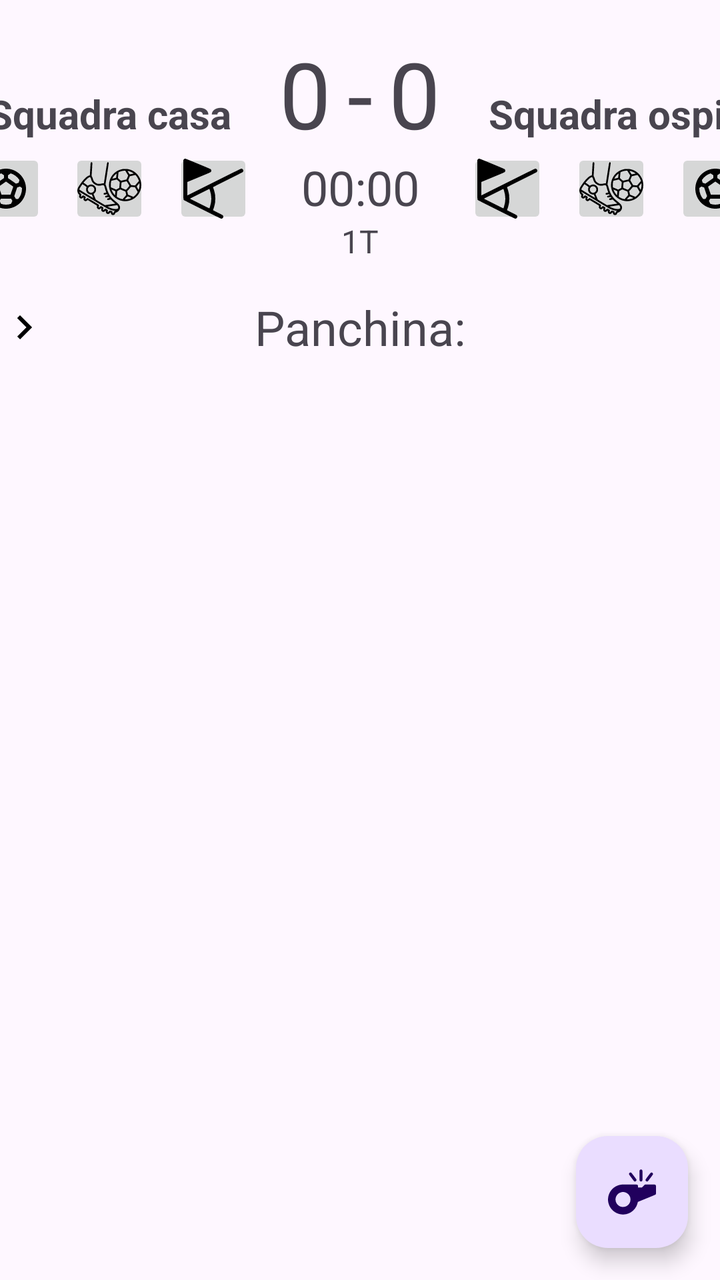
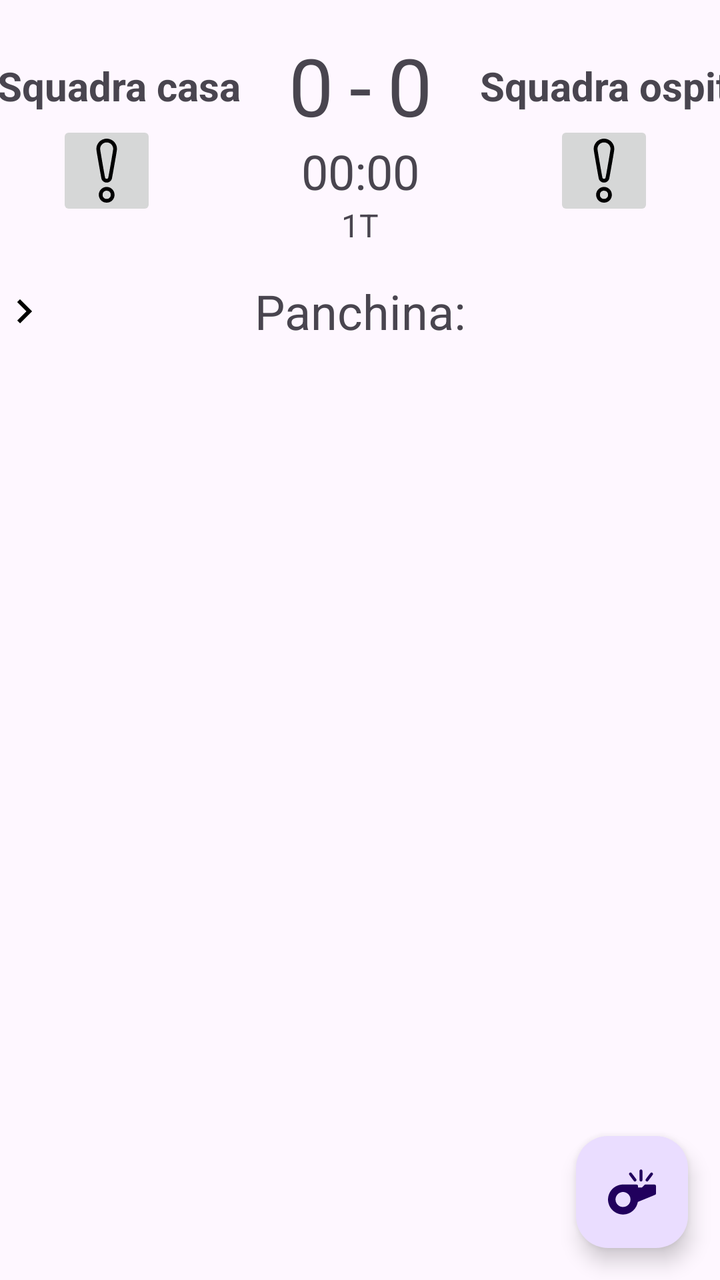

An Android layout rendered at two revisions. The XML below is the earlier revision; the diff shows what the commit changed to produce the second picture.
<!-- AndroidManifest.xml: application theme Theme.YouCoach -->
<!-- res/layout/activity_live.xml -->
<?xml version="1.0" encoding="utf-8"?>
<FrameLayout android:id="@+id/containerAnimazione"
    android:layout_width="match_parent"
    android:layout_height="match_parent"
    xmlns:android="http://schemas.android.com/apk/res/android"
    xmlns:app="http://schemas.android.com/apk/res-auto">

    


    <androidx.drawerlayout.widget.DrawerLayout
        android:id="@+id/drawer_layout"
        android:layout_width="match_parent"
        android:layout_height="match_parent" >
    
    
        <androidx.constraintlayout.widget.ConstraintLayout
            android:layout_width="match_parent"
            android:layout_height="match_parent" >
    
            <TextView
                android:id="@+id/squadra_casa_text"
                android:layout_width="wrap_content"
                android:layout_height="wrap_content"
                android:text="Squadra casa"
                android:textSize="20sp"
                app:layout_constraintEnd_toStartOf="@+id/risultato_casa"
                app:layout_constraintTop_toTopOf="parent"
                android:textStyle="bold"
                app:layout_constraintBaseline_toBaselineOf="@id/trattino"
                android:layout_marginEnd="24dp"/>
    
            <TextView
                android:id="@+id/risultato_casa"
                android:layout_width="wrap_content"
                android:layout_height="wrap_content"
                android:text="0"
                android:textSize="46sp"
                app:layout_constraintEnd_toStartOf="@id/trattino"
                app:layout_constraintTop_toTopOf="parent"
                android:layout_marginTop="16dp"
                android:layout_marginStart="16dp"
                android:layout_marginEnd="8dp"/>
    
            <TextView
                android:id="@+id/trattino"
                android:layout_width="wrap_content"
                android:layout_height="wrap_content"
                android:text="-"
                android:textSize="46sp"
                app:layout_constraintStart_toStartOf="parent"
                app:layout_constraintEnd_toEndOf="parent"
                app:layout_constraintTop_toTopOf="parent"
                android:layout_marginTop="16dp"/>
    
            <TextView
                android:id="@+id/risultato_trasferta"
                android:layout_width="wrap_content"
                android:layout_height="wrap_content"
                android:text="0"
                android:textSize="46sp"
                android:layout_marginStart="8dp"
                app:layout_constraintStart_toEndOf="@+id/trattino"
                app:layout_constraintTop_toTopOf="parent"
                android:layout_marginTop="16dp"/>
    
            <TextView
                android:id="@+id/squadra_ospite_text"
                android:layout_width="wrap_content"
                android:layout_height="wrap_content"
                android:text="Squadra ospite"
                android:textSize="20sp"
                android:layout_marginStart="24dp"
                app:layout_constraintTop_toTopOf="parent"
                app:layout_constraintStart_toEndOf="@+id/risultato_trasferta"
                android:textStyle="bold"
                app:layout_constraintBaseline_toBaselineOf="@+id/trattino"/>
    
            <TextView
                android:id="@+id/minutaggio"
                android:layout_width="wrap_content"
                android:layout_height="wrap_content"
                android:text="00:00"
                android:textSize="24sp"
                app:layout_constraintEnd_toEndOf="parent"
                app:layout_constraintStart_toStartOf="parent"
                app:layout_constraintTop_toBottomOf="@+id/trattino" />
    
            <ImageButton
                android:id="@+id/btn_corner_casa"
                android:layout_width="40dp"
                android:layout_height="40dp"
                android:layout_marginEnd="24dp"
                android:layout_marginTop="4dp"
                android:src="@drawable/corner"
                app:layout_constraintEnd_toStartOf="@+id/minutaggio"
                app:layout_constraintTop_toBottomOf="@id/squadra_casa_text" />
    
            <ImageButton
                android:id="@+id/btn_corner_ospite"
                android:layout_width="40dp"
                android:layout_height="40dp"
                android:layout_marginStart="24dp"
                android:layout_marginTop="4dp"
                android:src="@drawable/corner"
                app:layout_constraintStart_toEndOf="@+id/minutaggio"
                app:layout_constraintTop_toBottomOf="@id/squadra_ospite_text" />
    
            <ImageButton
                android:id="@+id/btn_tiri_ospite"
                android:layout_width="40dp"
                android:layout_height="40dp"
                android:layout_marginStart="12dp"
                android:layout_marginTop="4dp"
                android:src="@drawable/tiro"
                app:layout_constraintStart_toEndOf="@+id/btn_corner_ospite"
                app:layout_constraintTop_toBottomOf="@id/squadra_ospite_text" />
    
            <ImageButton
                android:id="@+id/btn_tiri_casa"
                android:layout_width="40dp"
                android:layout_height="40dp"
                android:layout_marginEnd="12dp"
                android:layout_marginTop="4dp"
                android:src="@drawable/tiro"
                app:layout_constraintEnd_toStartOf="@+id/btn_corner_casa"
                app:layout_constraintTop_toBottomOf="@id/squadra_casa_text" />
    
            <ImageButton
                android:id="@+id/btn_gol_ospite"
                android:layout_width="40dp"
                android:layout_height="40dp"
                android:layout_marginStart="12dp"
                android:layout_marginTop="4dp"
                android:src="@drawable/pallone"
                app:layout_constraintStart_toEndOf="@+id/btn_tiri_ospite"
                app:layout_constraintTop_toBottomOf="@id/squadra_ospite_text" />
    
            <ImageButton
                android:id="@+id/btn_gol_casa"
                android:layout_width="40dp"
                android:layout_height="40dp"
                android:layout_marginEnd="12dp"
                android:layout_marginTop="4dp"
                android:src="@drawable/pallone"
                app:layout_constraintEnd_toStartOf="@+id/btn_tiri_casa"
                app:layout_constraintTop_toBottomOf="@id/squadra_casa_text" />
    
            <TextView
                android:id="@+id/tempo_di_gioco"
                android:layout_width="wrap_content"
                android:layout_height="wrap_content"
                android:text="1T"
                android:textSize="16sp"
                app:layout_constraintTop_toBottomOf="@+id/minutaggio"
                app:layout_constraintStart_toStartOf="parent"
                app:layout_constraintEnd_toEndOf="parent" />
    
            
            <androidx.recyclerview.widget.RecyclerView
                android:id="@+id/recyclerFormazione"
                android:layout_width="match_parent"
                android:layout_height="wrap_content"
                android:background="@color/giorno_selezionato"
                app:layout_constraintTop_toBottomOf="@+id/tempo_di_gioco"
                app:layout_constraintStart_toStartOf="parent"/>
    
    
            <TextView
                android:id="@+id/textPanchina"
                android:layout_width="wrap_content"
                android:layout_height="wrap_content"
                android:text="Panchina:"
                android:textSize="24dp"
                android:layout_marginTop="16dp"
                app:layout_constraintStart_toStartOf="parent"
                app:layout_constraintEnd_toEndOf="parent"
                app:layout_constraintTop_toBottomOf="@+id/recyclerFormazione" />
    
            <androidx.recyclerview.widget.RecyclerView
                android:layout_marginTop="16dp"
                android:id="@+id/recyclerPanchina"
                android:layout_width="match_parent"
                android:layout_height="wrap_content"
                app:layout_constraintTop_toBottomOf="@+id/textPanchina"
                app:layout_constraintStart_toStartOf="parent"/>
    
            <com.google.android.material.floatingactionbutton.FloatingActionButton
                android:id="@+id/fab_start_match"
                android:layout_width="wrap_content"
                android:layout_height="wrap_content"
                android:src="@drawable/fischietto"
                android:layout_marginEnd="16dp"
                android:layout_marginBottom="16dp"
                app:layout_constraintBottom_toBottomOf="parent"
                app:layout_constraintEnd_toEndOf="parent"
                android:layout_margin="16dp" />
    
            <com.google.android.material.floatingactionbutton.FloatingActionButton
                android:id="@+id/fab_end_half"
                android:layout_width="wrap_content"
                android:layout_height="wrap_content"
                android:src="@drawable/half_time"
                android:visibility="gone"
                app:layout_constraintBottom_toTopOf="@id/fab_start_match"
                app:layout_constraintEnd_toEndOf="parent"
                android:layout_marginBottom="16dp"
                android:layout_marginEnd="16dp"/>
    
    
            <com.google.android.material.floatingactionbutton.FloatingActionButton
                android:id="@+id/fab_end_match"
                android:layout_width="wrap_content"
                android:layout_height="wrap_content"
                android:src="@drawable/end"
                android:visibility="gone"
                app:layout_constraintBottom_toBottomOf="parent"
                app:layout_constraintEnd_toStartOf="@+id/fab_start_match"
                android:layout_marginBottom="16dp"
                android:layout_marginEnd="16dp"/>
    
    
            <ImageButton
                android:id="@+id/buttonOpenDrawer"
                android:layout_width="wrap_content"
                android:layout_height="wrap_content"
                android:src="@drawable/freccia_destra"
                android:layout_alignParentRight="true"
                android:contentDescription="Apri eventi"
                app:layout_constraintStart_toStartOf="parent"
                app:layout_constraintBottom_toTopOf="@+id/recyclerPanchina"
                app:layout_constraintTop_toBottomOf="@+id/recyclerFormazione"
                android:background="?android:attr/selectableItemBackgroundBorderless" />
    
        </androidx.constraintlayout.widget.ConstraintLayout>
    
    
        <com.google.android.material.navigation.NavigationView
            android:id="@+id/sideDrawer"
            android:layout_width="300dp"
            android:layout_height="match_parent"
            android:layout_gravity="start">
    
            <androidx.constraintlayout.widget.ConstraintLayout
                xmlns:android="http://schemas.android.com/apk/res/android"
                xmlns:app="http://schemas.android.com/apk/res-auto"
                android:layout_width="match_parent"
                android:layout_height="match_parent"
                android:padding="16dp">
    
                <TextView
                    android:id="@+id/textEvents"
                    android:layout_width="wrap_content"
                    android:layout_height="wrap_content"
                    android:text="Eventi"
                    android:textSize="18sp"
                    app:layout_constraintTop_toTopOf="parent"
                    app:layout_constraintStart_toStartOf="parent"
                    app:layout_constraintEnd_toEndOf="parent" />
    
                <androidx.recyclerview.widget.RecyclerView
                    android:id="@+id/recyclerViewEvents"
                    android:layout_width="match_parent"
                    android:layout_height="0dp"
                    app:layout_constraintTop_toBottomOf="@id/textEvents"
                    app:layout_constraintStart_toStartOf="parent"
                    app:layout_constraintEnd_toEndOf="parent"
                    app:layout_constraintBottom_toBottomOf="parent" />
    
            </androidx.constraintlayout.widget.ConstraintLayout>
    
        </com.google.android.material.navigation.NavigationView>
    
    </androidx.drawerlayout.widget.DrawerLayout>

    <ImageView
        android:id="@+id/iconaAnimata"
        android:layout_width="48dp"
        android:layout_height="48dp"
        android:visibility="gone"
        android:src="@drawable/gol"
        android:scaleType="centerCrop"/>
    
</FrameLayout>
<!-- resources referenced by this layout -->
<resources>
  <color name="giorno_selezionato">#267039  </color>
  <!-- drawable corner (drawable) -->
  <vector xmlns:android="http://schemas.android.com/apk/res/android" android:height="32dp" android:viewportHeight="512" android:viewportWidth="512" android:width="32dp">
        
      <path android:fillColor="#000000" android:pathData="M25.4,17.4c-1.7,0.8 -4.4,3.1 -6,5.2l-2.9,3.7 -0.3,155.6c-0.3,172.4 -0.7,161.4 6.1,166.5 1.8,1.3 68.6,35.1 148.5,75 109.7,54.9 146.1,72.6 148.7,72.6 13.9,-0 21.5,-16.1 12.5,-26.3 -2,-2.3 -13.5,-8.5 -40.9,-22.2 -29.6,-14.8 -38,-19.3 -37.5,-20.5 6.3,-14.8 13.2,-39.7 16.1,-58 2.4,-16 2.4,-50 0,-66 -2.9,-18.3 -9.7,-43.2 -16.1,-58 -0.5,-1.2 25.2,-14.4 117.5,-60.5 89.5,-44.7 118.8,-59.8 120.9,-62.2 9.1,-10.2 1.4,-26.3 -12.5,-26.3 -2.6,-0 -55,25.7 -217.5,107l-214,107 0,-53.8 0.1,-53.7 92.5,-38.4c79.7,-33.1 92.9,-38.9 95.4,-41.8 5.3,-6 5.2,-15 -0.3,-20.9 -2.7,-2.9 -17.5,-9.3 -101.9,-44.4 -64.5,-26.8 -99.8,-41 -102,-41 -1.8,0.1 -4.7,0.7 -6.4,1.4zM229.3,271.7c14.2,43.4 14.2,85.2 0.1,128.2 -2.4,7.4 -4.6,13.6 -4.8,13.8 -0.5,0.5 -155.6,-77 -155.6,-77.7 0,-0.5 153.9,-77.8 155.2,-77.9 0.3,-0.1 2.6,6.1 5.1,13.6z" android:strokeColor="#00000000"/>
      
  </vector>
  <!-- drawable end: vector/xml drawable (drawable, 2723 chars, omitted) -->
  <!-- drawable freccia_destra (drawable) -->
  <vector xmlns:android="http://schemas.android.com/apk/res/android" android:autoMirrored="true" android:height="24dp" android:tint="#000000" android:viewportHeight="24" android:viewportWidth="24" android:width="24dp">
        
      <path android:fillColor="@android:color/white" android:pathData="M8.59,16.59L13.17,12 8.59,7.41 10,6l6,6 -6,6 -1.41,-1.41z"/>
      
  </vector>
  <!-- drawable gol (drawable) -->
  <vector xmlns:android="http://schemas.android.com/apk/res/android" android:height="32dp" android:tint="#00a135" android:viewportHeight="24" android:viewportWidth="24" android:width="32dp">
  
      <path android:fillColor="@android:color/white" android:pathData="M12,2C6.48,2 2,6.48 2,12c0,5.52 4.48,10 10,10s10,-4.48 10,-10C22,6.48 17.52,2 12,2zM13,5.3l1.35,-0.95c1.82,0.56 3.37,1.76 4.38,3.34l-0.39,1.34l-1.35,0.46L13,6.7V5.3zM9.65,4.35L11,5.3v1.4L7.01,9.49L5.66,9.03L5.27,7.69C6.28,6.12 7.83,4.92 9.65,4.35zM7.08,17.11l-1.14,0.1C4.73,15.81 4,13.99 4,12c0,-0.12 0.01,-0.23 0.02,-0.35l1,-0.73L6.4,11.4l1.46,4.34L7.08,17.11zM14.5,19.59C13.71,19.85 12.87,20 12,20s-1.71,-0.15 -2.5,-0.41l-0.69,-1.49L9.45,17h5.11l0.64,1.11L14.5,19.59zM14.27,15H9.73l-1.35,-4.02L12,8.44l3.63,2.54L14.27,15zM18.06,17.21l-1.14,-0.1l-0.79,-1.37l1.46,-4.34l1.39,-0.47l1,0.73C19.99,11.77 20,11.88 20,12C20,13.99 19.27,15.81 18.06,17.21z"/>
  
  </vector>
  <!-- drawable half_time: vector/xml drawable (drawable, 5811 chars, omitted) -->
  <!-- drawable pallone (drawable) -->
  <vector xmlns:android="http://schemas.android.com/apk/res/android" android:height="24dp" android:tint="#000000" android:viewportHeight="24" android:viewportWidth="24" android:width="24dp">
        
      <path android:fillColor="@android:color/white" android:pathData="M12,2C6.48,2 2,6.48 2,12c0,5.52 4.48,10 10,10s10,-4.48 10,-10C22,6.48 17.52,2 12,2zM13,5.3l1.35,-0.95c1.82,0.56 3.37,1.76 4.38,3.34l-0.39,1.34l-1.35,0.46L13,6.7V5.3zM9.65,4.35L11,5.3v1.4L7.01,9.49L5.66,9.03L5.27,7.69C6.28,6.12 7.83,4.92 9.65,4.35zM7.08,17.11l-1.14,0.1C4.73,15.81 4,13.99 4,12c0,-0.12 0.01,-0.23 0.02,-0.35l1,-0.73L6.4,11.4l1.46,4.34L7.08,17.11zM14.5,19.59C13.71,19.85 12.87,20 12,20s-1.71,-0.15 -2.5,-0.41l-0.69,-1.49L9.45,17h5.11l0.64,1.11L14.5,19.59zM14.27,15H9.73l-1.35,-4.02L12,8.44l3.63,2.54L14.27,15zM18.06,17.21l-1.14,-0.1l-0.79,-1.37l1.46,-4.34l1.39,-0.47l1,0.73C19.99,11.77 20,11.88 20,12C20,13.99 19.27,15.81 18.06,17.21z"/>
      
  </vector>
  <!-- drawable tiro: vector/xml drawable (drawable, 7163 chars, omitted) -->
  <style name="Theme.YouCoach" parent="Base.Theme.YouCoach" />
  <style name="Base.Theme.YouCoach" parent="Theme.Material3.DayNight.NoActionBar">
          
          
      </style>
  <!-- unchanged entries left out for length: 1 -->
</resources>

<!-- the commit's change to res/layout/activity_live.xml (unified diff, before → after) -->
@@ -12,70 +12,70 @@
         android:id="@+id/drawer_layout"
         android:layout_width="match_parent"
         android:layout_height="match_parent" >
-    
-    
+
+
         <androidx.constraintlayout.widget.ConstraintLayout
             android:layout_width="match_parent"
-            android:layout_height="match_parent" >
-    
+            android:layout_height="match_parent">
+
             <TextView
                 android:id="@+id/squadra_casa_text"
                 android:layout_width="wrap_content"
                 android:layout_height="wrap_content"
+                android:layout_marginEnd="24dp"
                 android:text="Squadra casa"
                 android:textSize="20sp"
+                android:textStyle="bold"
+                app:layout_constraintBottom_toBottomOf="@id/risultato_casa"
                 app:layout_constraintEnd_toStartOf="@+id/risultato_casa"
-                app:layout_constraintTop_toTopOf="parent"
-                android:textStyle="bold"
-                app:layout_constraintBaseline_toBaselineOf="@id/trattino"
-                android:layout_marginEnd="24dp"/>
-    
+                app:layout_constraintTop_toTopOf="@+id/risultato_casa" />
+
             <TextView
                 android:id="@+id/risultato_casa"
                 android:layout_width="wrap_content"
                 android:layout_height="wrap_content"
+                android:layout_marginStart="16dp"
+                android:layout_marginTop="16dp"
+                android:layout_marginEnd="8dp"
                 android:text="0"
-                android:textSize="46sp"
+                android:textSize="40sp"
                 app:layout_constraintEnd_toStartOf="@id/trattino"
-                app:layout_constraintTop_toTopOf="parent"
-                android:layout_marginTop="16dp"
-                android:layout_marginStart="16dp"
-                android:layout_marginEnd="8dp"/>
-    
+                app:layout_constraintTop_toTopOf="parent" />
+
             <TextView
                 android:id="@+id/trattino"
                 android:layout_width="wrap_content"
                 android:layout_height="wrap_content"
+                android:layout_marginTop="16dp"
                 android:text="-"
-                android:textSize="46sp"
-                app:layout_constraintStart_toStartOf="parent"
-                app:layout_constraintEnd_toEndOf="parent"
-                app:layout_constraintTop_toTopOf="parent"
-                android:layout_marginTop="16dp"/>
-    
+                android:textSize="40sp"
+                app:layout_constraintEnd_toEndOf="parent"
+                app:layout_constraintStart_toStartOf="parent"
+                app:layout_constraintTop_toTopOf="parent" />
+
             <TextView
                 android:id="@+id/risultato_trasferta"
                 android:layout_width="wrap_content"
                 android:layout_height="wrap_content"
+                android:layout_marginStart="8dp"
+                android:layout_marginTop="16dp"
                 android:text="0"
-                android:textSize="46sp"
-                android:layout_marginStart="8dp"
+                android:textSize="40sp"
                 app:layout_constraintStart_toEndOf="@+id/trattino"
-                app:layout_constraintTop_toTopOf="parent"
-                android:layout_marginTop="16dp"/>
-    
+                app:layout_constraintTop_toTopOf="parent" />
+
             <TextView
                 android:id="@+id/squadra_ospite_text"
                 android:layout_width="wrap_content"
                 android:layout_height="wrap_content"
+                android:layout_marginStart="24dp"
                 android:text="Squadra ospite"
                 android:textSize="20sp"
-                android:layout_marginStart="24dp"
-                app:layout_constraintTop_toTopOf="parent"
+                android:textStyle="bold"
+                app:layout_constraintBottom_toBottomOf="@id/risultato_trasferta"
                 app:layout_constraintStart_toEndOf="@+id/risultato_trasferta"
-                android:textStyle="bold"
-                app:layout_constraintBaseline_toBaselineOf="@+id/trattino"/>
-    
+                app:layout_constraintTop_toTopOf="@id/risultato_trasferta" />
+
             <TextView
                 android:id="@+id/minutaggio"
                 android:layout_width="wrap_content"
@@ -85,156 +85,120 @@
                 app:layout_constraintEnd_toEndOf="parent"
                 app:layout_constraintStart_toStartOf="parent"
                 app:layout_constraintTop_toBottomOf="@+id/trattino" />
-    
+
             <ImageButton
-                android:id="@+id/btn_corner_casa"
-                android:layout_width="40dp"
-                android:layout_height="40dp"
-                android:layout_marginEnd="24dp"
+                android:id="@+id/btn_eventi_casa"
+                android:layout_width="50dp"
+                android:layout_height="50dp"
                 android:layout_marginTop="4dp"
-                android:src="@drawable/corner"
-                app:layout_constraintEnd_toStartOf="@+id/minutaggio"
+                android:layout_marginEnd="12dp"
+                android:src="@drawable/punto_esclamativo"
+                app:layout_constraintStart_toStartOf="@id/squadra_casa_text"
+                app:layout_constraintEnd_toEndOf="@+id/squadra_casa_text"
                 app:layout_constraintTop_toBottomOf="@id/squadra_casa_text" />
-    
+
+
+
             <ImageButton
-                android:id="@+id/btn_corner_ospite"
-                android:layout_width="40dp"
-                android:layout_height="40dp"
-                android:layout_marginStart="24dp"
+                android:id="@+id/btn_eventi_ospite"
+                android:layout_width="50dp"
+                android:layout_height="50dp"
                 android:layout_marginTop="4dp"
-                android:src="@drawable/corner"
-                app:layout_constraintStart_toEndOf="@+id/minutaggio"
+                android:layout_marginEnd="12dp"
+                android:src="@drawable/punto_esclamativo"
+                app:layout_constraintStart_toStartOf="@id/squadra_ospite_text"
+                app:layout_constraintEnd_toEndOf="@+id/squadra_ospite_text"
                 app:layout_constraintTop_toBottomOf="@id/squadra_ospite_text" />
-    
-            <ImageButton
-                android:id="@+id/btn_tiri_ospite"
-                android:layout_width="40dp"
-                android:layout_height="40dp"
-                android:layout_marginStart="12dp"
-                android:layout_marginTop="4dp"
-                android:src="@drawable/tiro"
-                app:layout_constraintStart_toEndOf="@+id/btn_corner_ospite"
-                app:layout_constraintTop_toBottomOf="@id/squadra_ospite_text" />
-    
-            <ImageButton
-                android:id="@+id/btn_tiri_casa"
-                android:layout_width="40dp"
-                android:layout_height="40dp"
-                android:layout_marginEnd="12dp"
-                android:layout_marginTop="4dp"
-                android:src="@drawable/tiro"
-                app:layout_constraintEnd_toStartOf="@+id/btn_corner_casa"
-                app:layout_constraintTop_toBottomOf="@id/squadra_casa_text" />
-    
-            <ImageButton
-                android:id="@+id/btn_gol_ospite"
-                android:layout_width="40dp"
-                android:layout_height="40dp"
-                android:layout_marginStart="12dp"
-                android:layout_marginTop="4dp"
-                android:src="@drawable/pallone"
-                app:layout_constraintStart_toEndOf="@+id/btn_tiri_ospite"
-                app:layout_constraintTop_toBottomOf="@id/squadra_ospite_text" />
-    
-            <ImageButton
-                android:id="@+id/btn_gol_casa"
-                android:layout_width="40dp"
-                android:layout_height="40dp"
-                android:layout_marginEnd="12dp"
-                android:layout_marginTop="4dp"
-                android:src="@drawable/pallone"
-                app:layout_constraintEnd_toStartOf="@+id/btn_tiri_casa"
-                app:layout_constraintTop_toBottomOf="@id/squadra_casa_text" />
-    
+
+
             <TextView
                 android:id="@+id/tempo_di_gioco"
                 android:layout_width="wrap_content"
                 android:layout_height="wrap_content"
                 android:text="1T"
                 android:textSize="16sp"
-                app:layout_constraintTop_toBottomOf="@+id/minutaggio"
-                app:layout_constraintStart_toStartOf="parent"
-                app:layout_constraintEnd_toEndOf="parent" />
-    
+                app:layout_constraintEnd_toEndOf="parent"
+                app:layout_constraintStart_toStartOf="parent"
+                app:layout_constraintTop_toBottomOf="@+id/minutaggio" />
+
             
             <androidx.recyclerview.widget.RecyclerView
                 android:id="@+id/recyclerFormazione"
                 android:layout_width="match_parent"
                 android:layout_height="wrap_content"
                 android:background="@color/giorno_selezionato"
-                app:layout_constraintTop_toBottomOf="@+id/tempo_di_gioco"
-                app:layout_constraintStart_toStartOf="parent"/>
-    
-    
+                app:layout_constraintStart_toStartOf="parent"
+                app:layout_constraintTop_toBottomOf="@+id/tempo_di_gioco" />
+
+
             <TextView
                 android:id="@+id/textPanchina"
                 android:layout_width="wrap_content"
                 android:layout_height="wrap_content"
+                android:layout_marginTop="16dp"
                 android:text="Panchina:"
                 android:textSize="24dp"
-                android:layout_marginTop="16dp"
-                app:layout_constraintStart_toStartOf="parent"
-                app:layout_constraintEnd_toEndOf="parent"
+                app:layout_constraintEnd_toEndOf="parent"
+                app:layout_constraintStart_toStartOf="parent"
                 app:layout_constraintTop_toBottomOf="@+id/recyclerFormazione" />
-    
+
             <androidx.recyclerview.widget.RecyclerView
-                android:layout_marginTop="16dp"
                 android:id="@+id/recyclerPanchina"
                 android:layout_width="match_parent"
                 android:layout_height="wrap_content"
-                app:layout_constraintTop_toBottomOf="@+id/textPanchina"
-                app:layout_constraintStart_toStartOf="parent"/>
-    
+                android:layout_marginTop="16dp"
+                app:layout_constraintStart_toStartOf="parent"
+                app:layout_constraintTop_toBottomOf="@+id/textPanchina" />
+
             <com.google.android.material.floatingactionbutton.FloatingActionButton
                 android:id="@+id/fab_start_match"
                 android:layout_width="wrap_content"
                 android:layout_height="wrap_content"
-                android:src="@drawable/fischietto"
+                android:layout_margin="16dp"
                 android:layout_marginEnd="16dp"
                 android:layout_marginBottom="16dp"
+                android:src="@drawable/fischietto"
                 app:layout_constraintBottom_toBottomOf="parent"
-                app:layout_constraintEnd_toEndOf="parent"
-                android:layout_margin="16dp" />
-    
+                app:layout_constraintEnd_toEndOf="parent" />
+
             <com.google.android.material.floatingactionbutton.FloatingActionButton
                 android:id="@+id/fab_end_half"
                 android:layout_width="wrap_content"
                 android:layout_height="wrap_content"
+                android:layout_marginEnd="16dp"
+                android:layout_marginBottom="16dp"
                 android:src="@drawable/half_time"
                 android:visibility="gone"
                 app:layout_constraintBottom_toTopOf="@id/fab_start_match"
-                app:layout_constraintEnd_toEndOf="parent"
-                android:layout_marginBottom="16dp"
-                android:layout_marginEnd="16dp"/>
-    
-    
+                app:layout_constraintEnd_toEndOf="parent" />
+
+
             <com.google.android.material.floatingactionbutton.FloatingActionButton
                 android:id="@+id/fab_end_match"
                 android:layout_width="wrap_content"
                 android:layout_height="wrap_content"
+                android:layout_marginEnd="16dp"
+                android:layout_marginBottom="16dp"
                 android:src="@drawable/end"
                 android:visibility="gone"
                 app:layout_constraintBottom_toBottomOf="parent"
-                app:layout_constraintEnd_toStartOf="@+id/fab_start_match"
-                android:layout_marginBottom="16dp"
-                android:layout_marginEnd="16dp"/>
-    
-    
+                app:layout_constraintEnd_toStartOf="@+id/fab_start_match" />
+
+
             <ImageButton
                 android:id="@+id/buttonOpenDrawer"
                 android:layout_width="wrap_content"
                 android:layout_height="wrap_content"
+                android:layout_alignParentRight="true"
+                android:background="?android:attr/selectableItemBackgroundBorderless"
+                android:contentDescription="Apri eventi"
                 android:src="@drawable/freccia_destra"
-                android:layout_alignParentRight="true"
-                android:contentDescription="Apri eventi"
-                app:layout_constraintStart_toStartOf="parent"
                 app:layout_constraintBottom_toTopOf="@+id/recyclerPanchina"
-                app:layout_constraintTop_toBottomOf="@+id/recyclerFormazione"
-                android:background="?android:attr/selectableItemBackgroundBorderless" />
-    
+                app:layout_constraintStart_toStartOf="parent"
+                app:layout_constraintTop_toBottomOf="@+id/recyclerFormazione" />
+
         </androidx.constraintlayout.widget.ConstraintLayout>
-    
-    
+
         <com.google.android.material.navigation.NavigationView
             android:id="@+id/sideDrawer"
             android:layout_width="300dp"
<!-- resource entries referenced after the edit -->
@@ -1,12 +1,6 @@
 <!-- resources referenced by this layout -->
 <resources>
   <color name="giorno_selezionato">#267039  </color>
-  <!-- drawable corner (drawable) -->
-  <vector xmlns:android="http://schemas.android.com/apk/res/android" android:height="32dp" android:viewportHeight="512" android:viewportWidth="512" android:width="32dp">
-        
-      <path android:fillColor="#000000" android:pathData="M25.4,17.4c-1.7,0.8 -4.4,3.1 -6,5.2l-2.9,3.7 -0.3,155.6c-0.3,172.4 -0.7,161.4 6.1,166.5 1.8,1.3 68.6,35.1 148.5,75 109.7,54.9 146.1,72.6 148.7,72.6 13.9,-0 21.5,-16.1 12.5,-26.3 -2,-2.3 -13.5,-8.5 -40.9,-22.2 -29.6,-14.8 -38,-19.3 -37.5,-20.5 6.3,-14.8 13.2,-39.7 16.1,-58 2.4,-16 2.4,-50 0,-66 -2.9,-18.3 -9.7,-43.2 -16.1,-58 -0.5,-1.2 25.2,-14.4 117.5,-60.5 89.5,-44.7 118.8,-59.8 120.9,-62.2 9.1,-10.2 1.4,-26.3 -12.5,-26.3 -2.6,-0 -55,25.7 -217.5,107l-214,107 0,-53.8 0.1,-53.7 92.5,-38.4c79.7,-33.1 92.9,-38.9 95.4,-41.8 5.3,-6 5.2,-15 -0.3,-20.9 -2.7,-2.9 -17.5,-9.3 -101.9,-44.4 -64.5,-26.8 -99.8,-41 -102,-41 -1.8,0.1 -4.7,0.7 -6.4,1.4zM229.3,271.7c14.2,43.4 14.2,85.2 0.1,128.2 -2.4,7.4 -4.6,13.6 -4.8,13.8 -0.5,0.5 -155.6,-77 -155.6,-77.7 0,-0.5 153.9,-77.8 155.2,-77.9 0.3,-0.1 2.6,6.1 5.1,13.6z" android:strokeColor="#00000000"/>
-      
-  </vector>
   <!-- drawable end: vector/xml drawable (drawable, 2723 chars, omitted) -->
   <!-- drawable freccia_destra (drawable) -->
   <vector xmlns:android="http://schemas.android.com/apk/res/android" android:autoMirrored="true" android:height="24dp" android:tint="#000000" android:viewportHeight="24" android:viewportWidth="24" android:width="24dp">
@@ -21,13 +15,14 @@
   
   </vector>
   <!-- drawable half_time: vector/xml drawable (drawable, 5811 chars, omitted) -->
-  <!-- drawable pallone (drawable) -->
-  <vector xmlns:android="http://schemas.android.com/apk/res/android" android:height="24dp" android:tint="#000000" android:viewportHeight="24" android:viewportWidth="24" android:width="24dp">
+  <!-- drawable punto_esclamativo (drawable) -->
+  <vector xmlns:android="http://schemas.android.com/apk/res/android" android:height="32dp" android:viewportHeight="512" android:viewportWidth="512" android:width="32dp">
         
-      <path android:fillColor="@android:color/white" android:pathData="M12,2C6.48,2 2,6.48 2,12c0,5.52 4.48,10 10,10s10,-4.48 10,-10C22,6.48 17.52,2 12,2zM13,5.3l1.35,-0.95c1.82,0.56 3.37,1.76 4.38,3.34l-0.39,1.34l-1.35,0.46L13,6.7V5.3zM9.65,4.35L11,5.3v1.4L7.01,9.49L5.66,9.03L5.27,7.69C6.28,6.12 7.83,4.92 9.65,4.35zM7.08,17.11l-1.14,0.1C4.73,15.81 4,13.99 4,12c0,-0.12 0.01,-0.23 0.02,-0.35l1,-0.73L6.4,11.4l1.46,4.34L7.08,17.11zM14.5,19.59C13.71,19.85 12.87,20 12,20s-1.71,-0.15 -2.5,-0.41l-0.69,-1.49L9.45,17h5.11l0.64,1.11L14.5,19.59zM14.27,15H9.73l-1.35,-4.02L12,8.44l3.63,2.54L14.27,15zM18.06,17.21l-1.14,-0.1l-0.79,-1.37l1.46,-4.34l1.39,-0.47l1,0.73C19.99,11.77 20,11.88 20,12C20,13.99 19.27,15.81 18.06,17.21z"/>
+      <path android:fillColor="#000000" android:pathData="M240.5,1.5c-25.7,4.9 -46.6,20.7 -58.1,44 -6.2,12.7 -8.6,22.5 -8.6,36 0,9.9 1.9,22.1 19.6,123 10.8,61.6 20.4,114.2 21.2,117 3.6,11.4 11.7,20.4 23.2,25.8 6.3,3 7.3,3.2 18.2,3.2 10.9,-0 11.9,-0.2 18.2,-3.2 11.4,-5.4 19.5,-14.4 23.1,-25.8 0.9,-2.8 10.5,-55.4 21.3,-117 17.7,-100.9 19.6,-113.1 19.6,-123 0,-13.5 -2.4,-23.3 -8.6,-36 -16.3,-33 -52.5,-50.9 -89.1,-44zM266.6,31.1c23.6,4.3 41.7,26.4 41.6,50.9 0,8.5 -37.1,223.4 -39.9,230.8 -1.9,5.4 -6.1,8.2 -12.3,8.2 -6.2,-0 -10.4,-2.8 -12.3,-8.2 -2.8,-7.6 -39.9,-222.4 -40,-230.8 0,-14 5.4,-26.8 15.7,-37 12.1,-12.2 29.1,-17.2 47.2,-13.9z" android:strokeColor="#00000000"/>
+        
+      <path android:fillColor="#000000" android:pathData="M240.3,388c-27.8,7.3 -47.3,32.2 -47.3,60.6 0,16.2 6,32 16.3,43.1 8,8.5 15.4,13.3 26.4,16.9 11.9,3.9 27.8,4.1 39.3,0.6 27.8,-8.6 45.2,-33.9 43.7,-63.7 -1.9,-39.4 -40.2,-67.5 -78.4,-57.5zM270.4,419.3c6.8,3.1 12.2,8.6 15.5,15.6 2.2,4.8 2.6,7 2.6,14.6 0,7.9 -0.4,9.7 -2.8,14.3 -3.4,6.5 -9.2,12.2 -15.5,15.3 -3.9,2 -6.3,2.4 -14.2,2.4 -7.9,-0 -10.3,-0.4 -14.2,-2.4 -6.3,-3.1 -12.1,-8.8 -15.5,-15.3 -2.4,-4.6 -2.8,-6.4 -2.8,-14.3 0,-7.6 0.4,-9.8 2.6,-14.6 4.3,-9.1 12,-15.4 21.6,-17.9 6.1,-1.5 16.7,-0.4 22.7,2.3z" android:strokeColor="#00000000"/>
       
   </vector>
-  <!-- drawable tiro: vector/xml drawable (drawable, 7163 chars, omitted) -->
   <style name="Theme.YouCoach" parent="Base.Theme.YouCoach" />
   <style name="Base.Theme.YouCoach" parent="Theme.Material3.DayNight.NoActionBar">
           
